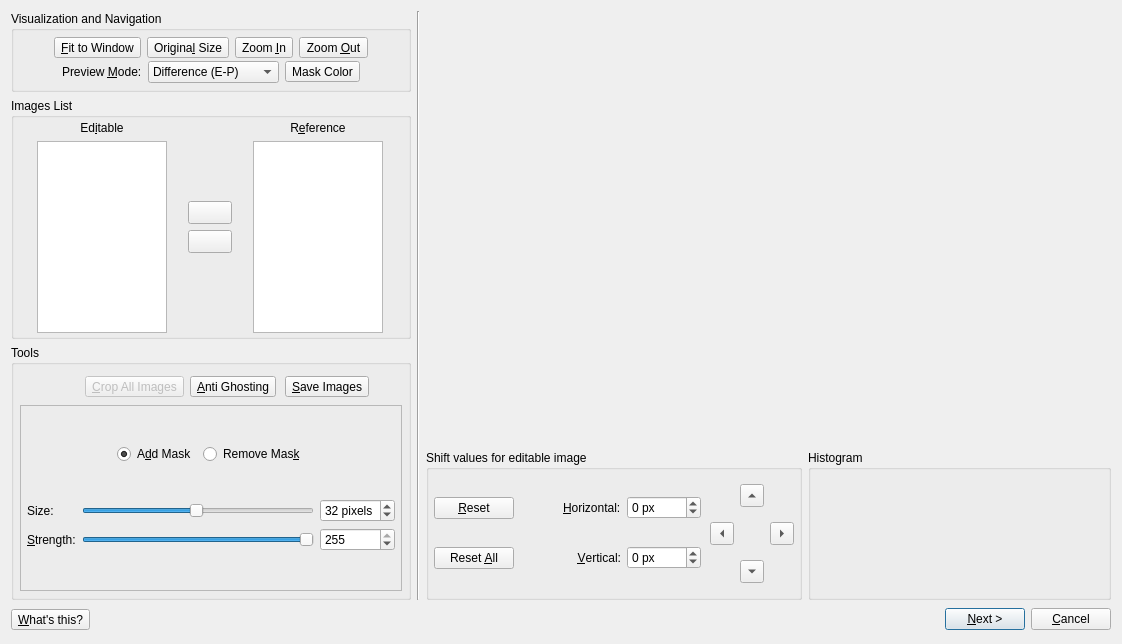
This is src/HdrWizard/EditingTools.ui in LuminanceHDR/LuminanceHDR as Qt 5 draws it before an edit. The edited form follows.
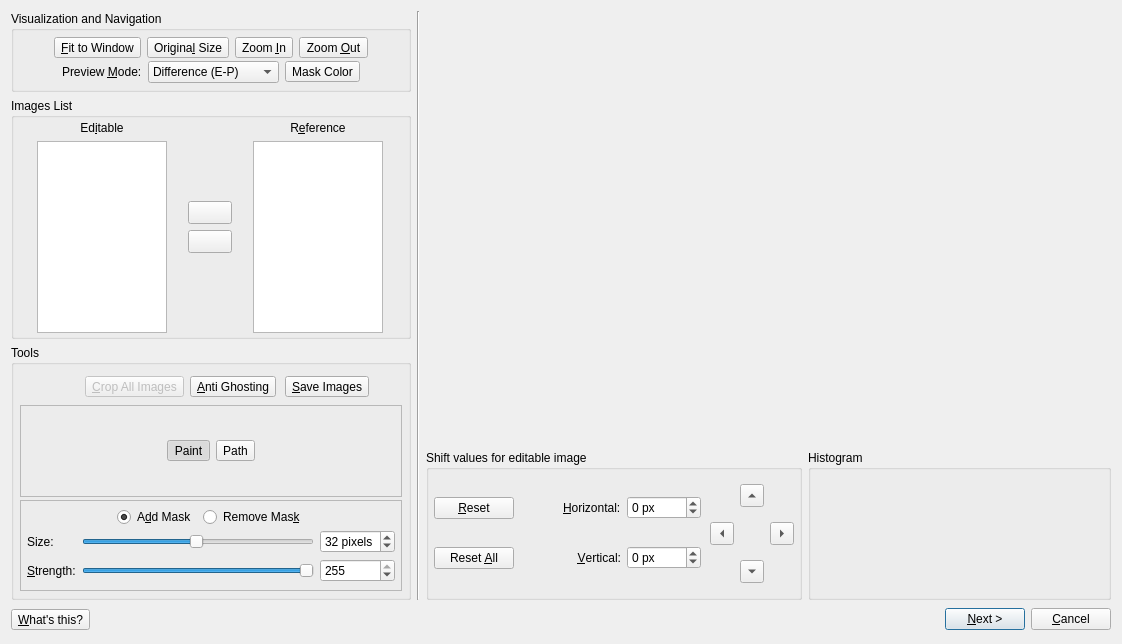
This is the edited form. Icons and pictures are not drawn.

Commit message: [EditingTools]: Add drawing ag mask with lasso

Patch:
```diff
--- a/src/HdrWizard/EditingTools.ui
+++ b/src/HdrWizard/EditingTools.ui
@@ -29,12 +29,12 @@
   <property name="modal">
    <bool>true</bool>
   </property>
-  <layout class="QGridLayout" name="gridLayout_3">
+  <layout class="QGridLayout" name="gridLayout_4">
    <item row="0" column="0">
+    <layout class="QVBoxLayout" name="verticalLayout_4">
+     <item>
     <layout class="QHBoxLayout" name="horizontalLayout_3">
      <item>
-      <layout class="QHBoxLayout" name="horizontalLayout">
-       <item>
         <layout class="QVBoxLayout" name="verticalLayout_3">
          <item>
           <layout class="QVBoxLayout" name="verticalLayout">
@@ -620,6 +620,103 @@
               </item>
              </layout>
             </item>
+            <item>
+             <widget class="QFrame" name="drawingModeFrame">
+              <property name="frameShape">
+               <enum>QFrame::StyledPanel</enum>
+              </property>
+              <property name="frameShadow">
+               <enum>QFrame::Raised</enum>
+              </property>
+              <layout class="QGridLayout" name="gridLayout_3">
+               <item row="0" column="0">
+                <layout class="QHBoxLayout" name="horizontalLayout">
+                 <item>
+                  <spacer name="horizontalSpacer">
+                   <property name="orientation">
+                    <enum>Qt::Horizontal</enum>
+                   </property>
+                   <property name="sizeHint" stdset="0">
+                    <size>
+                     <width>40</width>
+                     <height>20</height>
+                    </size>
+                   </property>
+                  </spacer>
+                 </item>
+                 <item>
+                  <widget class="QToolButton" name="toolButtonPaint">
+                   <property name="toolTip">
+                    <string>Brush - Paint the mask using the brush</string>
+                   </property>
+                   <property name="text">
+                    <string>Paint</string>
+                   </property>
+                   <property name="icon">
+                    <iconset resource="../../icons.qrc">
+                     <normaloff>:/new/prefix1/images/brush_icon.png</normaloff>:/new/prefix1/images/brush_icon.png</iconset>
+                   </property>
+                   <property name="iconSize">
+                    <size>
+                     <width>32</width>
+                     <height>32</height>
+                    </size>
+                   </property>
+                   <property name="checkable">
+                    <bool>true</bool>
+                   </property>
+                   <property name="checked">
+                    <bool>true</bool>
+                   </property>
+                   <property name="autoExclusive">
+                    <bool>true</bool>
+                   </property>
+                  </widget>
+                 </item>
+                 <item>
+                  <widget class="QToolButton" name="toolButtonPath">
+                   <property name="toolTip">
+                    <string>Lasso - Draw a free hand selection area</string>
+                   </property>
+                   <property name="text">
+                    <string>Path</string>
+                   </property>
+                   <property name="icon">
+                    <iconset resource="../../icons.qrc">
+                     <normaloff>:/new/prefix1/images/gimp-lasso.png</normaloff>:/new/prefix1/images/gimp-lasso.png</iconset>
+                   </property>
+                   <property name="iconSize">
+                    <size>
+                     <width>32</width>
+                     <height>32</height>
+                    </size>
+                   </property>
+                   <property name="checkable">
+                    <bool>true</bool>
+                   </property>
+                   <property name="autoExclusive">
+                    <bool>true</bool>
+                   </property>
+                  </widget>
+                 </item>
+                 <item>
+                  <spacer name="horizontalSpacer_2">
+                   <property name="orientation">
+                    <enum>Qt::Horizontal</enum>
+                   </property>
+                   <property name="sizeHint" stdset="0">
+                    <size>
+                     <width>40</width>
+                     <height>20</height>
+                    </size>
+                   </property>
+                  </spacer>
+                 </item>
+                </layout>
+               </item>
+              </layout>
+             </widget>
+            </item>
             <item>
              <widget class="QFrame" name="toolOptionsFrame">
               <property name="frameShape">
@@ -791,8 +888,6 @@
          </property>
         </widget>
        </item>
-      </layout>
-     </item>
      <item>
       <layout class="QVBoxLayout" name="verticalLayout_2">
        <property name="spacing">
@@ -1072,7 +1167,7 @@
      </item>
     </layout>
    </item>
-   <item row="1" column="0">
+     <item>
     <layout class="QHBoxLayout">
      <property name="spacing">
       <number>6</number>
@@ -1132,6 +1227,8 @@
         <string>&amp;Cancel</string>
        </property>
       </widget>
+       </item>
+      </layout>
      </item>
     </layout>
    </item>
```
Lines whose indentation alone changed are shown as unchanged. The commit also changes 7 other files.
